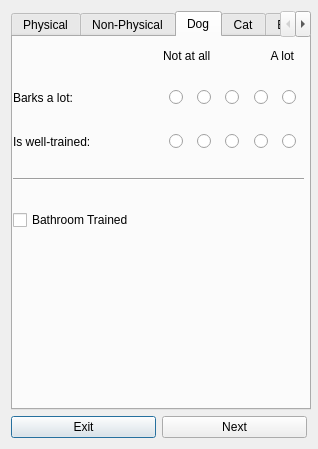
Old version of the form deliverable2-code/addanimal.ui in the repository ashleefoureyes/quackjaws.
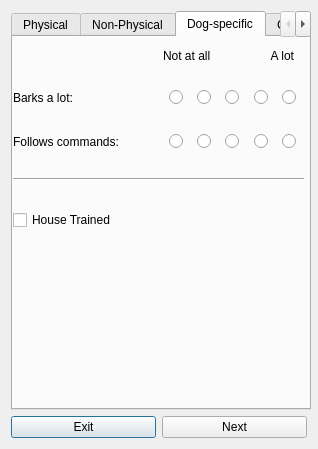
New version of the form. The open tabs and pages were chosen to show the change.

```diff
--- a/deliverable2-code/addanimal.ui
+++ b/deliverable2-code/addanimal.ui
@@ -1463,7 +1463,7 @@
        <cursorShape>ArrowCursor</cursorShape>
       </property>
       <attribute name="title">
-       <string>Dog</string>
+       <string>Dog-specific</string>
       </attribute>
       <widget class="QWidget" name="widget_4" native="true">
        <property name="geometry">
@@ -1572,7 +1572,7 @@
              </size>
             </property>
             <property name="text">
-             <string>Is well-trained:</string>
+             <string>Follows commands:</string>
             </property>
            </widget>
           </item>
@@ -1651,7 +1651,7 @@
            <bool>false</bool>
           </property>
           <property name="text">
-           <string>Bathroom Trained</string>
+           <string>House Trained</string>
           </property>
          </widget>
         </item>
@@ -1717,7 +1717,7 @@
        <cursorShape>ArrowCursor</cursorShape>
       </property>
       <attribute name="title">
-       <string>Cat</string>
+       <string>Cat-specific</string>
       </attribute>
       <widget class="QWidget" name="widget_5" native="true">
        <property name="geometry">
@@ -2023,7 +2023,7 @@
      </widget>
      <widget class="QWidget" name="tabBird">
       <attribute name="title">
-       <string>Bird</string>
+       <string>Bird-specific</string>
       </attribute>
       <widget class="QWidget" name="widget_6" native="true">
        <property name="geometry">
@@ -2321,7 +2321,7 @@
      </widget>
      <widget class="QWidget" name="tabLizard">
       <attribute name="title">
-       <string>Lizard</string>
+       <string>Lizard-specific</string>
       </attribute>
       <widget class="QWidget" name="widget_7" native="true">
        <property name="geometry">
@@ -2542,7 +2542,7 @@
      </widget>
      <widget class="QWidget" name="tabRabbit">
       <attribute name="title">
-       <string>Rabbit</string>
+       <string>Rabbit-specific</string>
       </attribute>
       <widget class="QWidget" name="widget_8" native="true">
        <property name="geometry">
```
Left out of the diff: 137 changed lines with no effect on the pictures.
